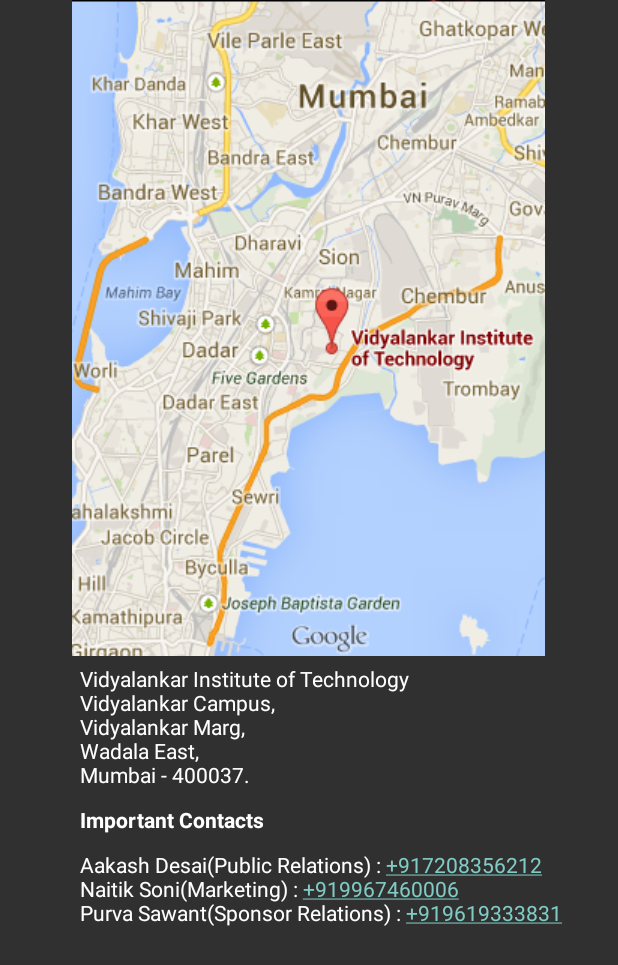
After one commit to Maheshws/VERVE, an Android app: the layout fragment_contact.xml on its own in the app's theme, with its tools: preview values and no code run, on a phone screen of 412 x 824 dp. The commit adds this screen. Shown: the top 965 px of the screen. Run offline under Robolectric (Android 15) with nearby library versions, the phone set to English and light mode, and no system bars.

Commit message:
Contact Fragment

```diff
--- a/verve/build.gradle
+++ b/verve/build.gradle
@@ -7,8 +7,8 @@
     defaultConfig {
         minSdkVersion 8
         targetSdkVersion 19
-        versionCode 4
-        versionName "0.1.0"
+        versionCode 6
+        versionName "0.2.9"
     }
     buildTypes {
         release {
--- a/verve/src/main/java/com/mahesh/verve/NavigationDrawerFragment.java
+++ b/verve/src/main/java/com/mahesh/verve/NavigationDrawerFragment.java
@@ -112,6 +112,7 @@
                         getString(R.string.title_section7),
                         getString(R.string.title_section8),
                         getString(R.string.title_section9),
+                        getString(R.string.title_section10),
                 }));
         mDrawerListView.setItemChecked(mCurrentSelectedPosition, true);
         return mDrawerListView;
--- /dev/null
+++ b/verve/src/main/res/layout/fragment_contact.xml
@@ -0,0 +1,62 @@
+<?xml version="1.0" encoding="utf-8"?>
+<ScrollView xmlns:android="http://schemas.android.com/apk/res/android"
+    android:layout_width="fill_parent"
+    android:layout_height="fill_parent"
+    android:id="@+id/scrollView" >
+<RelativeLayout
+    android:layout_width="match_parent" android:layout_height="match_parent">
+
+    <ImageView
+        android:layout_width="wrap_content"
+        android:layout_height="wrap_content"
+        android:id="@+id/imageView"
+        android:layout_alignParentTop="true"
+        android:layout_centerHorizontal="true"
+        android:src="@drawable/vit_map_image" />
+
+    <TextView
+        android:layout_width="wrap_content"
+        android:layout_height="wrap_content"
+        android:text="Vidyalankar Institute of Technology \nVidyalankar Campus, \nVidyalankar Marg,\nWadala East, \nMumbai - 400037."
+        android:id="@+id/textView"
+        android:layout_below="@+id/imageView"
+        android:padding="5dp"
+        android:layout_alignLeft="@+id/imageView"
+        android:layout_alignStart="@+id/imageView"
+        android:layout_alignRight="@+id/imageView"
+        android:layout_alignEnd="@+id/imageView" />
+
+    <TextView
+        android:layout_width="wrap_content"
+        android:layout_height="wrap_content"
+        android:text="Important Contacts"
+        android:id="@+id/textView2"
+        android:layout_below="@+id/textView"
+        android:padding="5dp"
+        android:textStyle="bold"
+        android:layout_alignRight="@+id/textView"
+        android:layout_alignEnd="@+id/textView"
+        android:layout_alignLeft="@+id/textView"
+        android:layout_alignStart="@+id/textView" />
+
+    <TextView
+        android:layout_width="wrap_content"
+        android:layout_height="wrap_content"
+        android:text="Aakash Desai(Public Relations) : +917208356212\nNaitik Soni(Marketing) : +919967460006\nPurva Sawant(Sponsor Relations) : +919619333831"
+        android:id="@+id/textView3"
+        android:layout_below="@+id/textView2"
+        android:autoText="true"
+        android:layout_alignLeft="@+id/textView2"
+        android:layout_alignStart="@+id/textView2"
+        android:layout_alignParentRight="true"
+        android:layout_alignParentEnd="true"
+        android:paddingBottom="20dp"
+        android:paddingLeft="5dp"
+        android:paddingTop="5dp"
+        android:autoLink="all" />
+
+
+
+
+</RelativeLayout>
+</ScrollView>
--- a/verve/src/main/res/values/dimens.xml
+++ b/verve/src/main/res/values/dimens.xml
@@ -6,4 +6,5 @@
     <!-- Per the design guidelines, navigation drawers should be between 240dp and 320dp:
      https://developer.android.com/design/patterns/navigation-drawer.html -->
     <dimen name="navigation_drawer_width">240dp</dimen>
+    <dimen name="padding_medium">8dp</dimen>
 </resources>
```
Also changed, not shown: verve/src/main/AndroidManifest.xml (+8 -0 lines), verve/src/main/java/com/mahesh/verve/ContactFragment.java (added, +89 -0 lines), verve/src/main/java/com/mahesh/verve/MainActivity.java (+13 -3 lines), verve/src/main/res/drawable/vit_map_image.png (added).
